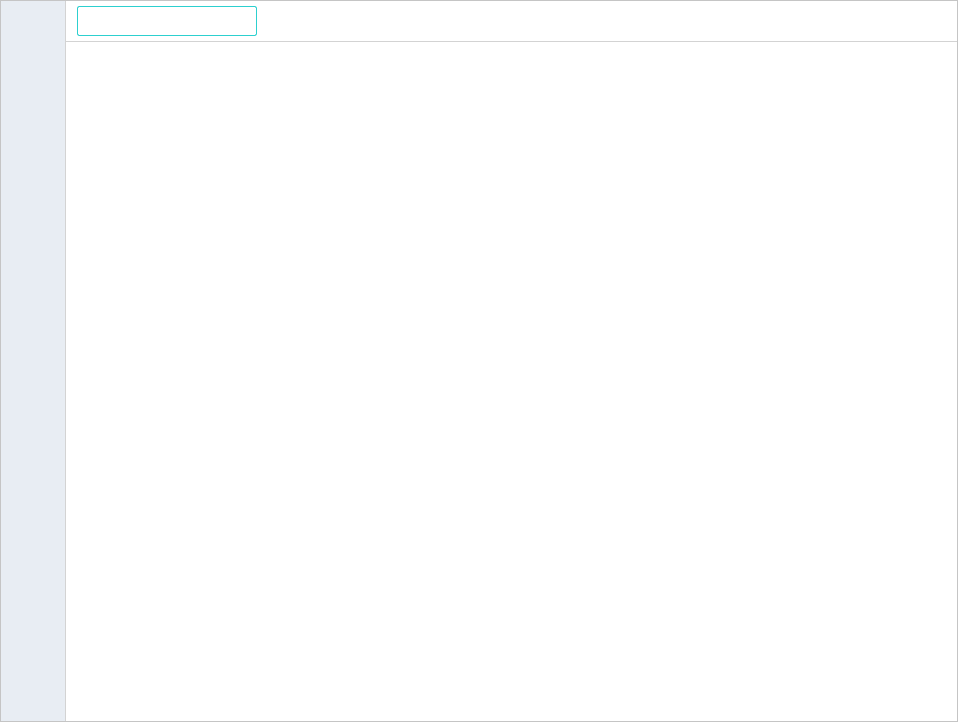
Old version of the form JChat/MainWidget.ui in the repository jpush/jchat-windows.
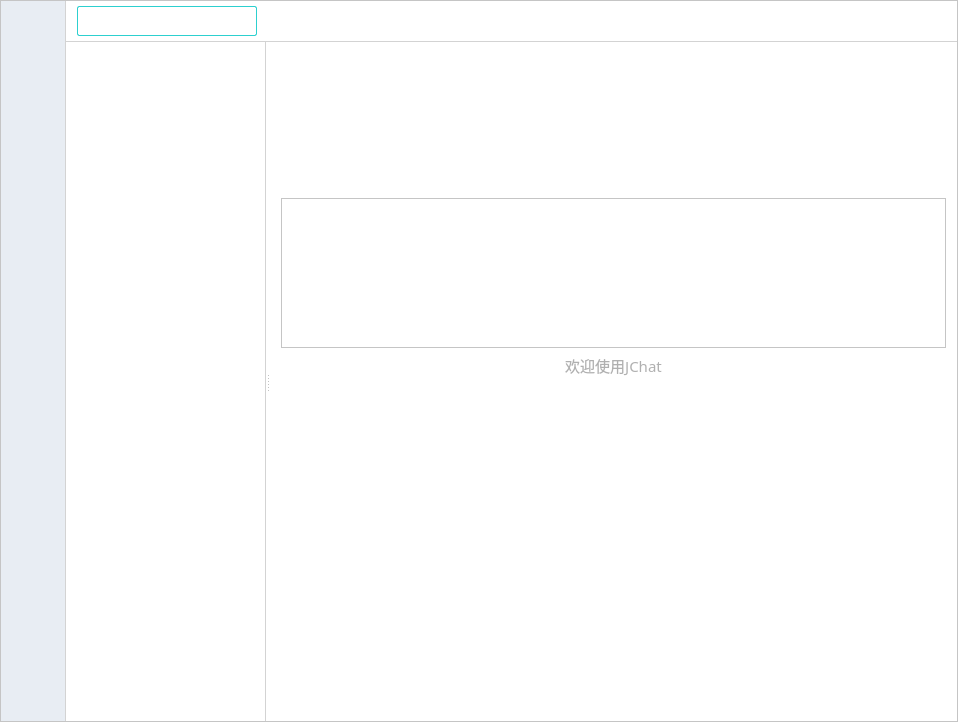
New version of the form. The open tabs and pages were chosen to show the change. Icons and pictures are not drawn. Custom widgets are drawn as their Qt base class.

The edit to the form file:
```diff
--- a/JChat/MainWidget.ui
+++ b/JChat/MainWidget.ui
@@ -1067,7 +1067,176 @@
             </item>
            </layout>
           </widget>
-          <widget class="QWidget" name="pageRooms"/>
+          <widget class="QWidget" name="pageRooms">
+           <property name="styleSheet">
+            <string notr="true">#listRoom
+{
+	border:none;
+	border-right:1px solid lightgray;
+	outline:none;
+}
+
+#listRoom::item
+{
+	border:none;
+	border-top:1px solid lightgray;
+}
+
+#listRoom::item:selected
+{	
+	background-color: rgb(213, 237, 254);
+}
+
+#listRoom::item:first
+{
+	border:none;
+}
+
+
+
+#stackedWidgetRoom
+{
+	border:none;
+}</string>
+           </property>
+           <layout class="QHBoxLayout" name="horizontalLayout_4">
+            <property name="leftMargin">
+             <number>0</number>
+            </property>
+            <property name="topMargin">
+             <number>0</number>
+            </property>
+            <property name="rightMargin">
+             <number>0</number>
+            </property>
+            <property name="bottomMargin">
+             <number>0</number>
+            </property>
+            <item>
+             <widget class="QSplitter" name="splitter_3">
+              <property name="orientation">
+               <enum>Qt::Horizontal</enum>
+              </property>
+              <widget class="QListView" name="listRoom">
+               <property name="sizePolicy">
+                <sizepolicy hsizetype="Minimum" vsizetype="Expanding">
+                 <horstretch>1</horstretch>
+                 <verstretch>0</verstretch>
+                </sizepolicy>
+               </property>
+               <property name="minimumSize">
+                <size>
+                 <width>200</width>
+                 <height>0</height>
+                </size>
+               </property>
+               <property name="maximumSize">
+                <size>
+                 <width>300</width>
+                 <height>16777215</height>
+                </size>
+               </property>
+               <property name="verticalScrollBarPolicy">
+                <enum>Qt::ScrollBarAsNeeded</enum>
+               </property>
+               <property name="horizontalScrollBarPolicy">
+                <enum>Qt::ScrollBarAlwaysOff</enum>
+               </property>
+               <property name="editTriggers">
+                <set>QAbstractItemView::NoEditTriggers</set>
+               </property>
+               <property name="verticalScrollMode">
+                <enum>QAbstractItemView::ScrollPerPixel</enum>
+               </property>
+               <property name="horizontalScrollMode">
+                <enum>QAbstractItemView::ScrollPerItem</enum>
+               </property>
+              </widget>
+              <widget class="QStackedWidget" name="stackedWidgetRoom">
+               <property name="sizePolicy">
+                <sizepolicy hsizetype="Preferred" vsizetype="Preferred">
+                 <horstretch>100</horstretch>
+                 <verstretch>0</verstretch>
+                </sizepolicy>
+               </property>
+               <widget class="QWidget" name="pageWelcome">
+                <layout class="QVBoxLayout" name="Layout_5">
+                 <property name="bottomMargin">
+                  <number>200</number>
+                 </property>
+                 <item>
+                  <spacer name="verticalSpacer_5">
+                   <property name="orientation">
+                    <enum>Qt::Vertical</enum>
+                   </property>
+                   <property name="sizeHint" stdset="0">
+                    <size>
+                     <width>20</width>
+                     <height>40</height>
+                    </size>
+                   </property>
+                  </spacer>
+                 </item>
+                 <item>
+                  <widget class="QFrame" name="frame_6">
+                   <property name="minimumSize">
+                    <size>
+                     <width>150</width>
+                     <height>150</height>
+                    </size>
+                   </property>
+                   <property name="styleSheet">
+                    <string notr="true">
+image: url(:/image/resource/欢迎页.png);</string>
+                   </property>
+                   <property name="frameShape">
+                    <enum>QFrame::StyledPanel</enum>
+                   </property>
+                   <property name="frameShadow">
+                    <enum>QFrame::Raised</enum>
+                   </property>
+                  </widget>
+                 </item>
+                 <item>
+                  <widget class="QLabel" name="label_5">
+                   <property name="font">
+                    <font>
+                     <family>微软雅黑</family>
+                     <pointsize>11</pointsize>
+                    </font>
+                   </property>
+                   <property name="styleSheet">
+                    <string notr="true">color: rgb(176, 176, 176);</string>
+                   </property>
+                   <property name="text">
+                    <string>欢迎使用JChat</string>
+                   </property>
+                   <property name="alignment">
+                    <set>Qt::AlignCenter</set>
+                   </property>
+                  </widget>
+                 </item>
+                 <item>
+                  <spacer name="verticalSpacer_6">
+                   <property name="orientation">
+                    <enum>Qt::Vertical</enum>
+                   </property>
+                   <property name="sizeHint" stdset="0">
+                    <size>
+                     <width>20</width>
+                     <height>40</height>
+                    </size>
+                   </property>
+                  </spacer>
+                 </item>
+                </layout>
+               </widget>
+               <widget class="JChat::RoomInfoPage" name="pageRoomInfo"/>
+              </widget>
+             </widget>
+            </item>
+           </layout>
+          </widget>
          </widget>
         </item>
        </layout>
@@ -1089,6 +1258,12 @@
    <extends>QToolButton</extends>
    <header>ToolButton.h</header>
   </customwidget>
+  <customwidget>
+   <class>JChat::RoomInfoPage</class>
+   <extends>QWidget</extends>
+   <header>RoomInfoPage.h</header>
+   <container>1</container>
+  </customwidget>
  </customwidgets>
  <resources>
   <include location="Resource.qrc"/>
```
Left out of the diff: 2 changed lines with no effect on the pictures.
